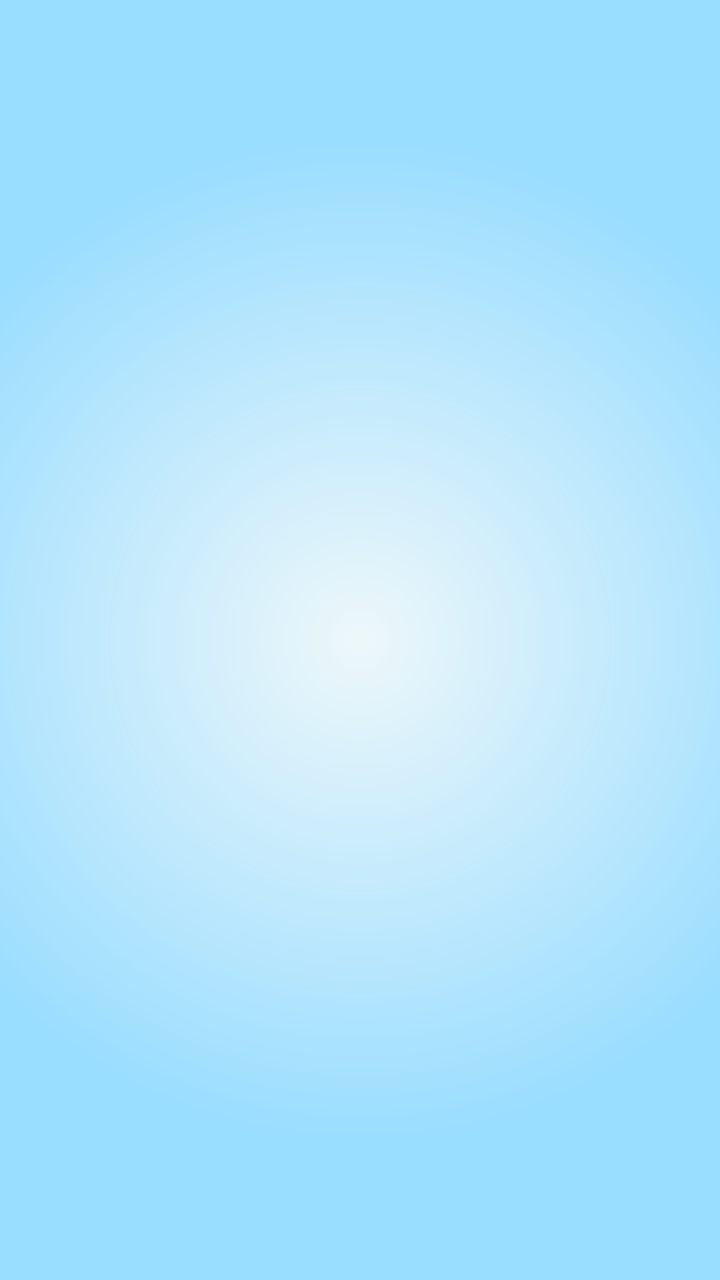
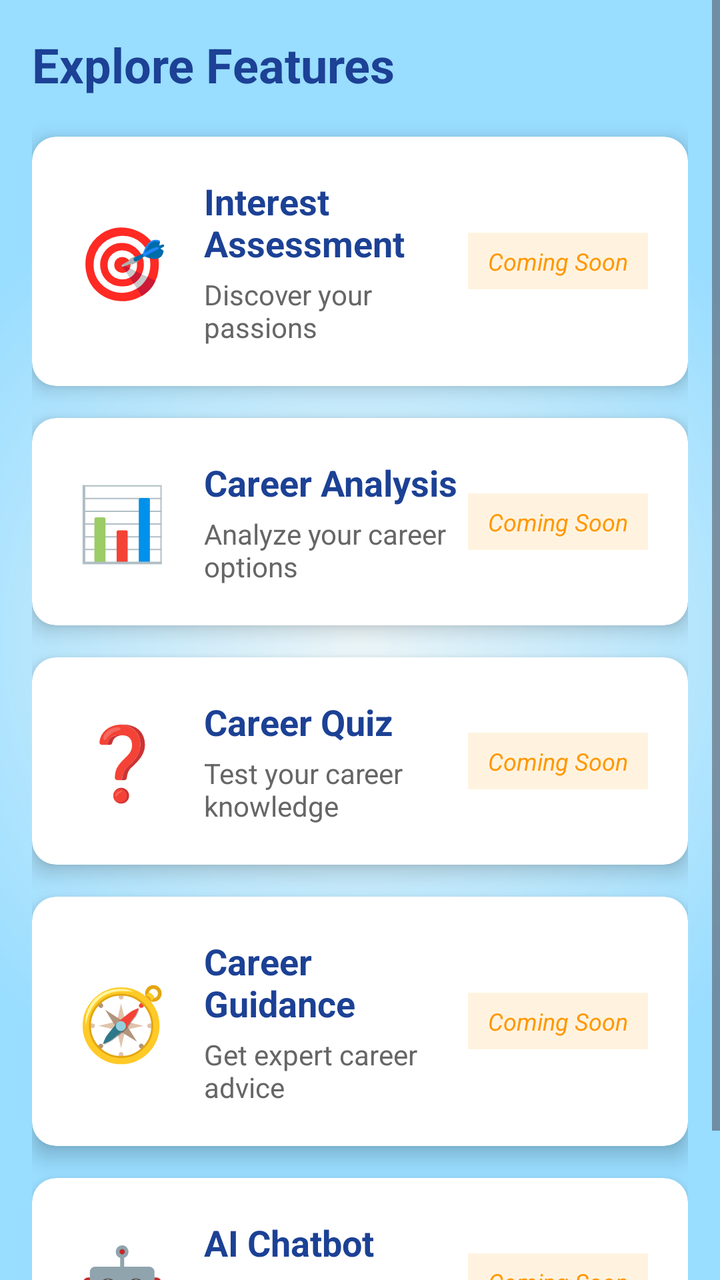

Two renders of the same Android screen: before a commit and after it. Below are the layout's source before the change and the commit's diff.
<!-- AndroidManifest.xml: application theme Theme.AspirePath -->
<!-- res/layout/fragment_home.xml -->
<?xml version="1.0" encoding="utf-8"?>
<FrameLayout xmlns:android="http://schemas.android.com/apk/res/android"
    xmlns:tools="http://schemas.android.com/tools"
    android:layout_width="match_parent"
    android:layout_height="match_parent"
    android:background="@drawable/gradient_bg"
    tools:context=".Home">

    
    <TextView
        android:layout_width="match_parent"
        android:layout_height="match_parent" />

</FrameLayout>
<!-- resources referenced by this layout -->
<resources>
  <!-- drawable gradient_bg (drawable) -->
  <?xml version="1.0" encoding="utf-8"?>
  <shape xmlns:android="http://schemas.android.com/apk/res/android"
      android:shape="rectangle">
      <gradient
          android:startColor="#edf7fa"
          android:endColor="#99ddff"
          android:gradientRadius="70%p"
          android:type="radial"
          android:centerX="0.5"
          android:centerY="0.5"
          android:dither="true" />
  </shape>
  <style name="Theme.AspirePath" parent="Base.Theme.AspirePath" />
  <style name="Base.Theme.AspirePath" parent="Theme.Material3.DayNight.NoActionBar">
          
          <item name="colorPrimary">@color/blue</item>
          <item name="colorPrimaryVariant">#0073e6</item>
          <item name="colorOnPrimary">@color/white</item>
          <item name="android:statusBarColor">#0073e6</item>
          
      </style>
  <color name="blue">#1C4195</color>
  <color name="white">#FFFFFFFF</color>
</resources>

<!-- the commit's change to res/layout/fragment_home.xml (unified diff, before → after) -->
@@ -1,14 +1,349 @@
 <?xml version="1.0" encoding="utf-8"?>
-<FrameLayout xmlns:android="http://schemas.android.com/apk/res/android"
+<ScrollView xmlns:android="http://schemas.android.com/apk/res/android"
+    xmlns:app="http://schemas.android.com/apk/res-auto"
     xmlns:tools="http://schemas.android.com/tools"
     android:layout_width="match_parent"
     android:layout_height="match_parent"
     android:background="@drawable/gradient_bg"
+    android:fillViewport="true"
     tools:context=".Home">
 
-    
-    <TextView
+    <LinearLayout
         android:layout_width="match_parent"
-        android:layout_height="match_parent" />
-
-</FrameLayout>
+        android:layout_height="wrap_content"
+        android:orientation="vertical"
+        android:padding="16dp">
+
+        
+        <TextView
+            android:layout_width="wrap_content"
+            android:layout_height="wrap_content"
+            android:text="Explore Features"
+            android:textSize="24sp"
+            android:textStyle="bold"
+            android:textColor="@color/blue"
+            android:layout_marginBottom="20dp"/>
+
+        
+        <androidx.cardview.widget.CardView
+            android:id="@+id/cardInterest"
+            android:layout_width="match_parent"
+            android:layout_height="wrap_content"
+            android:layout_marginBottom="16dp"
+            app:cardCornerRadius="12dp"
+            app:cardElevation="6dp"
+            android:clickable="true"
+            android:focusable="true"
+            android:foreground="?attr/selectableItemBackground">
+
+            <LinearLayout
+                android:layout_width="match_parent"
+                android:layout_height="wrap_content"
+                android:orientation="horizontal"
+                android:padding="20dp"
+                android:gravity="center_vertical">
+
+                <TextView
+                    android:layout_width="50dp"
+                    android:layout_height="50dp"
+                    android:text="🎯"
+                    android:textSize="36sp"
+                    android:gravity="center"/>
+
+                <LinearLayout
+                    android:layout_width="0dp"
+                    android:layout_height="wrap_content"
+                    android:layout_weight="1"
+                    android:orientation="vertical"
+                    android:layout_marginStart="16dp">
+
+                    <TextView
+                        android:layout_width="wrap_content"
+                        android:layout_height="wrap_content"
+                        android:text="Interest Assessment"
+                        android:textSize="18sp"
+                        android:textStyle="bold"
+                        android:textColor="@color/blue"/>
+
+                    <TextView
+                        android:layout_width="wrap_content"
+                        android:layout_height="wrap_content"
+                        android:text="Discover your passions"
+                        android:textSize="14sp"
+                        android:textColor="#666666"
+                        android:layout_marginTop="4dp"/>
+                </LinearLayout>
+
+                <TextView
+                    android:layout_width="wrap_content"
+                    android:layout_height="wrap_content"
+                    android:text="Coming Soon"
+                    android:textSize="12sp"
+                    android:textStyle="italic"
+                    android:textColor="#FF9800"
+                    android:background="#FFF3E0"
+                    android:padding="6dp"
+                    android:paddingStart="10dp"
+                    android:paddingEnd="10dp"/>
+            </LinearLayout>
+        </androidx.cardview.widget.CardView>
+
+        
+        <androidx.cardview.widget.CardView
+            android:id="@+id/cardAnalysis"
+            android:layout_width="match_parent"
+            android:layout_height="wrap_content"
+            android:layout_marginBottom="16dp"
+            app:cardCornerRadius="12dp"
+            app:cardElevation="6dp"
+            android:clickable="true"
+            android:focusable="true"
+            android:foreground="?attr/selectableItemBackground">
+
+            <LinearLayout
+                android:layout_width="match_parent"
+                android:layout_height="wrap_content"
+                android:orientation="horizontal"
+                android:padding="20dp"
+                android:gravity="center_vertical">
+
+                <TextView
+                    android:layout_width="50dp"
+                    android:layout_height="50dp"
+                    android:text="📊"
+                    android:textSize="36sp"
+                    android:gravity="center"/>
+
+                <LinearLayout
+                    android:layout_width="0dp"
+                    android:layout_height="wrap_content"
+                    android:layout_weight="1"
+                    android:orientation="vertical"
+                    android:layout_marginStart="16dp">
+
+                    <TextView
+                        android:layout_width="wrap_content"
+                        android:layout_height="wrap_content"
+                        android:text="Career Analysis"
+                        android:textSize="18sp"
+                        android:textStyle="bold"
+                        android:textColor="@color/blue"/>
+
+                    <TextView
+                        android:layout_width="wrap_content"
+                        android:layout_height="wrap_content"
+                        android:text="Analyze your career options"
+                        android:textSize="14sp"
+                        android:textColor="#666666"
+                        android:layout_marginTop="4dp"/>
+                </LinearLayout>
+
+                <TextView
+                    android:layout_width="wrap_content"
+                    android:layout_height="wrap_content"
+                    android:text="Coming Soon"
+                    android:textSize="12sp"
+                    android:textStyle="italic"
+                    android:textColor="#FF9800"
+                    android:background="#FFF3E0"
+                    android:padding="6dp"
+                    android:paddingStart="10dp"
+                    android:paddingEnd="10dp"/>
+            </LinearLayout>
+        </androidx.cardview.widget.CardView>
+
+        
+        <androidx.cardview.widget.CardView
+            android:id="@+id/cardQuiz"
+            android:layout_width="match_parent"
+            android:layout_height="wrap_content"
+            android:layout_marginBottom="16dp"
+            app:cardCornerRadius="12dp"
+            app:cardElevation="6dp"
+            android:clickable="true"
+            android:focusable="true"
+            android:foreground="?attr/selectableItemBackground">
+
+            <LinearLayout
+                android:layout_width="match_parent"
+                android:layout_height="wrap_content"
+                android:orientation="horizontal"
+                android:padding="20dp"
+                android:gravity="center_vertical">
+
+                <TextView
+                    android:layout_width="50dp"
+                    android:layout_height="50dp"
+                    android:text="❓"
+                    android:textSize="36sp"
+                    android:gravity="center"/>
+
+                <LinearLayout
+                    android:layout_width="0dp"
+                    android:layout_height="wrap_content"
+                    android:layout_weight="1"
+                    android:orientation="vertical"
+                    android:layout_marginStart="16dp">
+
+                    <TextView
+                        android:layout_width="wrap_content"
+                        android:layout_height="wrap_content"
+                        android:text="Career Quiz"
+                        android:textSize="18sp"
+                        android:textStyle="bold"
+                        android:textColor="@color/blue"/>
+
+                    <TextView
+                        android:layout_width="wrap_content"
+                        android:layout_height="wrap_content"
+                        android:text="Test your career knowledge"
+                        android:textSize="14sp"
+                        android:textColor="#666666"
+                        android:layout_marginTop="4dp"/>
+                </LinearLayout>
+
+                <TextView
+                    android:layout_width="wrap_content"
+                    android:layout_height="wrap_content"
+                    android:text="Coming Soon"
+                    android:textSize="12sp"
+                    android:textStyle="italic"
+                    android:textColor="#FF9800"
+                    android:background="#FFF3E0"
+                    android:padding="6dp"
+                    android:paddingStart="10dp"
+                    android:paddingEnd="10dp"/>
+            </LinearLayout>
+        </androidx.cardview.widget.CardView>
+
+        
+        <androidx.cardview.widget.CardView
+            android:id="@+id/cardGuidance"
+            android:layout_width="match_parent"
+            android:layout_height="wrap_content"
+            android:layout_marginBottom="16dp"
+            app:cardCornerRadius="12dp"
+            app:cardElevation="6dp"
+            android:clickable="true"
+            android:focusable="true"
+            android:foreground="?attr/selectableItemBackground">
+
+            <LinearLayout
+                android:layout_width="match_parent"
+                android:layout_height="wrap_content"
+                android:orientation="horizontal"
+                android:padding="20dp"
+                android:gravity="center_vertical">
+
+                <TextView
+                    android:layout_width="50dp"
+                    android:layout_height="50dp"
+                    android:text="🧭"
+                    android:textSize="36sp"
+                    android:gravity="center"/>
+
+                <LinearLayout
+                    android:layout_width="0dp"
+                    android:layout_height="wrap_content"
+                    android:layout_weight="1"
+                    android:orientation="vertical"
+                    android:layout_marginStart="16dp">
+
+                    <TextView
+                        android:layout_width="wrap_content"
+                        android:layout_height="wrap_content"
+                        android:text="Career Guidance"
+                        android:textSize="18sp"
+                        android:textStyle="bold"
+                        android:textColor="@color/blue"/>
+
+                    <TextView
+                        android:layout_width="wrap_content"
+                        android:layout_height="wrap_content"
+                        android:text="Get expert career advice"
+                        android:textSize="14sp"
+                        android:textColor="#666666"
+                        android:layout_marginTop="4dp"/>
+                </LinearLayout>
+
+                <TextView
+                    android:layout_width="wrap_content"
+                    android:layout_height="wrap_content"
+                    android:text="Coming Soon"
+                    android:textSize="12sp"
+                    android:textStyle="italic"
+                    android:textColor="#FF9800"
+                    android:background="#FFF3E0"
+                    android:padding="6dp"
+                    android:paddingStart="10dp"
+                    android:paddingEnd="10dp"/>
+            </LinearLayout>
+        </androidx.cardview.widget.CardView>
+
+        
+        <androidx.cardview.widget.CardView
+            android:id="@+id/cardChatbot"
+            android:layout_width="match_parent"
+            android:layout_height="wrap_content"
+            android:layout_marginBottom="16dp"
+            app:cardCornerRadius="12dp"
+            app:cardElevation="6dp"
+            android:clickable="true"
+            android:focusable="true"
+            android:foreground="?attr/selectableItemBackground">
+
+            <LinearLayout
+                android:layout_width="match_parent"
+                android:layout_height="wrap_content"
+                android:orientation="horizontal"
+                android:padding="20dp"
+                android:gravity="center_vertical">
+
+                <TextView
+                    android:layout_width="50dp"
+                    android:layout_height="50dp"
+                    android:text="🤖"
+                    android:textSize="36sp"
+                    android:gravity="center"/>
+
+                <LinearLayout
+                    android:layout_width="0dp"
+                    android:layout_height="wrap_content"
+                    android:layout_weight="1"
+                    android:orientation="vertical"
+                    android:layout_marginStart="16dp">
+
+                    <TextView
+                        android:layout_width="wrap_content"
+                        android:layout_height="wrap_content"
+                        android:text="AI Chatbot"
+                        android:textSize="18sp"
+                        android:textStyle="bold"
+                        android:textColor="@color/blue"/>
+
+                    <TextView
+                        android:layout_width="wrap_content"
+                        android:layout_height="wrap_content"
+                        android:text="Chat with AI career assistant"
+                        android:textSize="14sp"
+                        android:textColor="#666666"
+                        android:layout_marginTop="4dp"/>
+                </LinearLayout>
+
+                <TextView
+                    android:layout_width="wrap_content"
+                    android:layout_height="wrap_content"
+                    android:text="Coming Soon"
+                    android:textSize="12sp"
+                    android:textStyle="italic"
+                    android:textColor="#FF9800"
+                    android:background="#FFF3E0"
+                    android:padding="6dp"
+                    android:paddingStart="10dp"
+                    android:paddingEnd="10dp"/>
+            </LinearLayout>
+        </androidx.cardview.widget.CardView>
+
+    </LinearLayout>
+
+</ScrollView>
